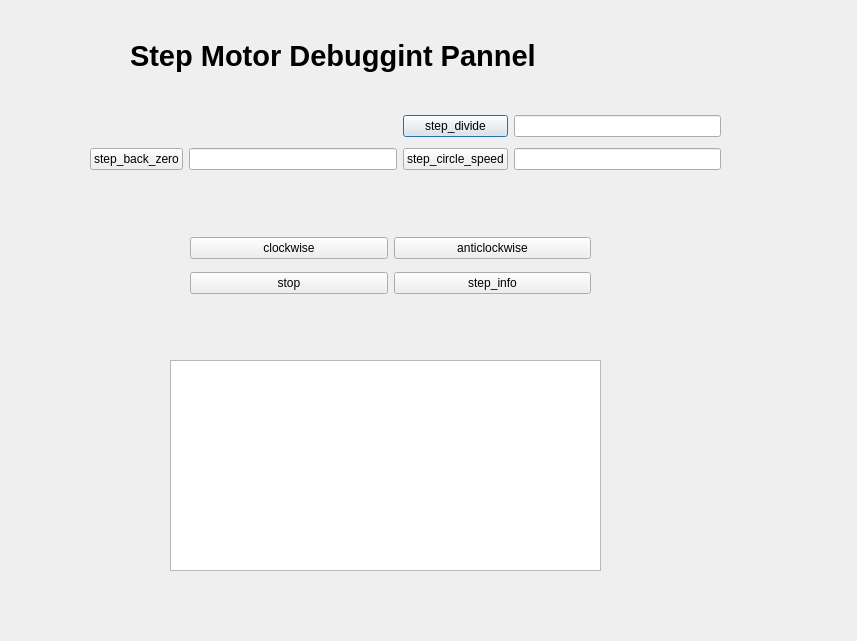
The window that Source/test.ui (fghnntp/test) describes before a commit, drawn with Qt 5.
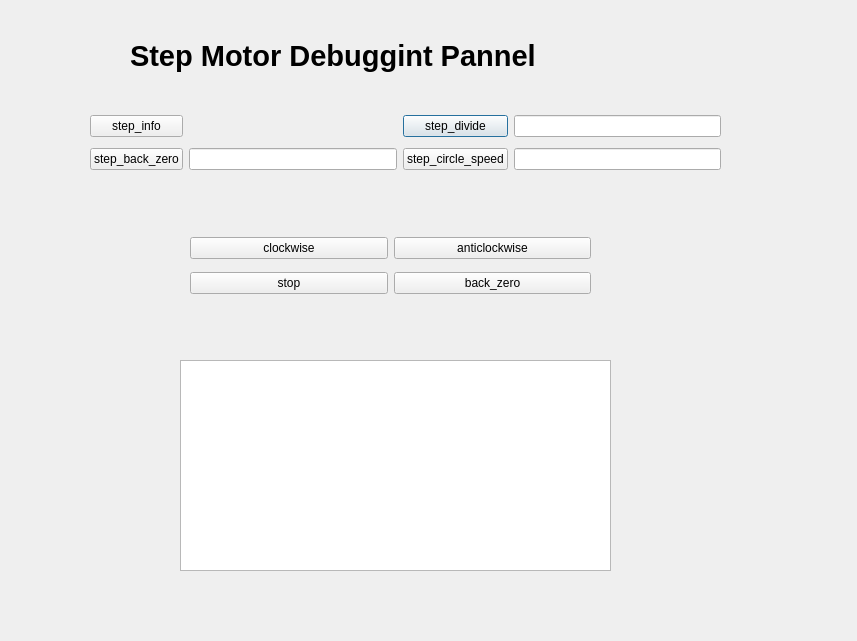
The same window after the commit.

```diff
--- a/Source/test.ui
+++ b/Source/test.ui
@@ -16,7 +16,7 @@
   <widget class="QTextEdit" name="textEdit">
    <property name="geometry">
     <rect>
-     <x>170</x>
+     <x>180</x>
      <y>360</y>
      <width>431</width>
      <height>211</height>
@@ -43,7 +43,7 @@
     <string>Step Motor Debuggint Pannel</string>
    </property>
   </widget>
-  <widget class="QWidget" name="">
+  <widget class="QWidget" name="layoutWidget">
    <property name="geometry">
     <rect>
      <x>90</x>
@@ -83,9 +83,16 @@
     <item row="1" column="3">
      <widget class="QLineEdit" name="lineEditStepSpeed"/>
     </item>
+    <item row="0" column="0">
+     <widget class="QPushButton" name="pushButtonStepInfo">
+      <property name="text">
+       <string>step_info</string>
+      </property>
+     </widget>
+    </item>
    </layout>
   </widget>
-  <widget class="QWidget" name="">
+  <widget class="QWidget" name="layoutWidget">
    <property name="geometry">
     <rect>
      <x>190</x>
@@ -117,9 +124,9 @@
      </widget>
     </item>
     <item row="1" column="1">
-     <widget class="QPushButton" name="pushButtonStepInfo">
+     <widget class="QPushButton" name="pushButtonStopBackZero">
       <property name="text">
-       <string>step_info</string>
+       <string>back_zero</string>
       </property>
      </widget>
     </item>
```
